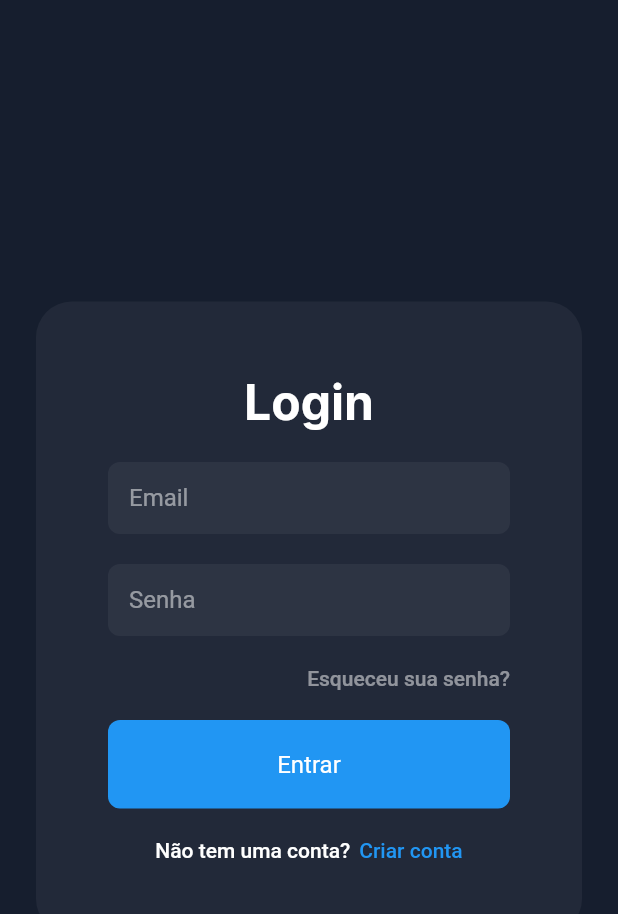
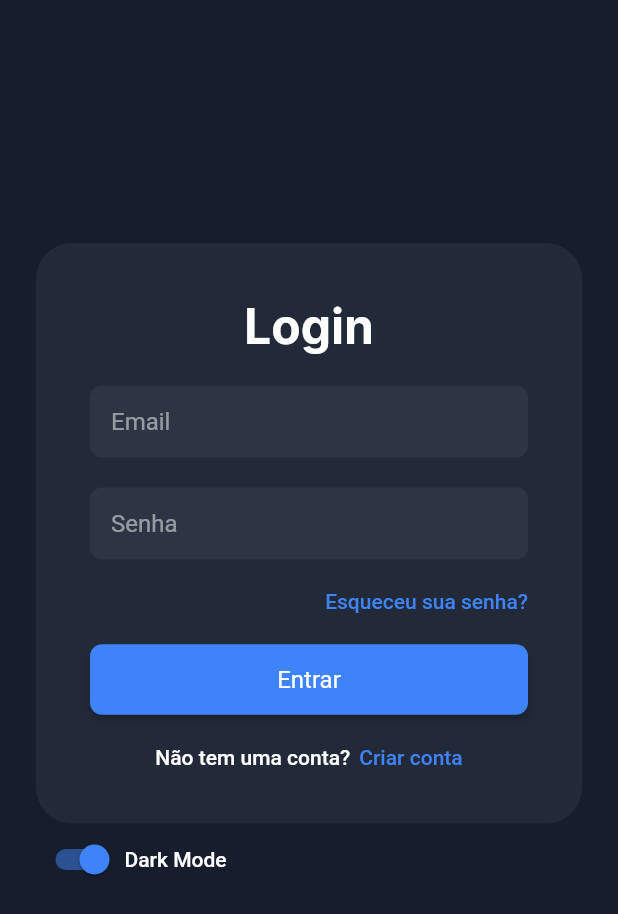
Before and after one commit to marcotas/lms, a Flutter app: the screen it shows after launch, after a tap on "Entrar", on a phone screen of 412 x 824 dp. Shown: the top 914 px of the screen. Run offline on Flutter 3.47's test engine with Material 2 defaults, Android fonts, the phone set to English and light mode, and no system bars; our stand-ins replace google_fonts.

Commit message:
Fix dark mode for login and switch refactor on register

```diff
--- a/lib/screens/login/login_screen.dart
+++ b/lib/screens/login/login_screen.dart
@@ -1,9 +1,12 @@
 import 'package:flutter/material.dart';
 import 'package:lms/contants.dart';
+import 'package:lms/screens/recover_password/recover_password_screen.dart';
 import 'package:lms/screens/register/register_screen.dart';
+import 'package:lms/widgets/app_card.dart';
 import 'package:lms/widgets/body_text.dart';
 import 'package:lms/widgets/app_title.dart';
 import 'package:lms/widgets/input_text.dart';
+import 'package:lms/widgets/theme_switch.dart';
 
 class LoginScreen extends StatelessWidget {
   static String routeName = '/login';
@@ -11,19 +14,15 @@ class LoginScreen extends StatelessWidget {
   @override
   Widget build(BuildContext context) {
     return Scaffold(
-      backgroundColor: AppColors.darkBg,
       body: SafeArea(
         child: Padding(
           padding: EdgeInsets.all(24),
           child: Center(
             child: ConstrainedBox(
               constraints: BoxConstraints(maxWidth: 500, maxHeight: 500),
-              child: Container(
-                padding: EdgeInsets.all(48),
-                decoration: BoxDecoration(
-                  color: Colors.white.withOpacity(0.05),
-                  borderRadius: BorderRadius.all(Radius.circular(24)),
-                ),
+              child: Column(
+                children: [
+                  AppCard(
                     child: Wrap(
                       runSpacing: 20,
                       children: [
@@ -38,30 +37,22 @@ class LoginScreen extends StatelessWidget {
                         InputText(placeholder: 'Senha'),
                         SizedBox(
                           width: double.infinity,
+                          child: GestureDetector(
+                            onTap: () {
+                              Navigator.pushNamed(
+                                  context, RecoverPasswordScreen.routeName);
+                            },
                             child: BodyText(
                               'Esqueceu sua senha?',
                               textAlign: TextAlign.end,
-                        color: Colors.white.withOpacity(0.5),
+                              color: Theme.of(context).primaryColor,
+                            ),
                           ),
                         ),
                         SizedBox(
                           width: double.infinity,
-                      child: TextButton(
+                          child: ElevatedButton(
                             onPressed: () {},
-                        style: TextButton.styleFrom(
-                          primary: Colors.white,
-                          padding: EdgeInsets.symmetric(
-                            horizontal: 30,
-                            vertical: 20,
-                          ),
-                          textStyle: TextStyle(
-                            fontSize: 16,
-                          ),
-                          backgroundColor: Colors.blue,
-                          shape: RoundedRectangleBorder(
-                            borderRadius: BorderRadius.circular(8),
-                          ),
-                        ),
                             child: Text('Entrar'),
                           ),
                         ),
@@ -77,13 +68,16 @@ class LoginScreen extends StatelessWidget {
                               },
                               child: BodyText(
                                 'Criar conta',
-                            color: Colors.blue,
+                                color: Theme.of(context).primaryColor,
                               ),
                             ),
                           ],
                         ),
                       ],
                     ),
+                  ),
+                  ThemeSwitch(),
+                ],
               ),
             ),
           ),
--- a/lib/screens/recover_password/recover_password_screen.dart
+++ b/lib/screens/recover_password/recover_password_screen.dart
@@ -25,11 +25,6 @@ class RecoverPasswordScreen extends StatelessWidget {
                 children: [
                   AppCard(
                     radius: 24,
-                    // padding: EdgeInsets.all(36),
-                    // decoration: BoxDecoration(
-                    //   color: Colors.white.withOpacity(0.05),
-                    //   borderRadius: BorderRadius.all(Radius.circular(24)),
-                    // ),
                     child: Wrap(
                       runSpacing: 20,
                       children: [
--- a/lib/screens/register/register_screen.dart
+++ b/lib/screens/register/register_screen.dart
@@ -5,6 +5,7 @@ import 'package:lms/screens/login/login_screen.dart';
 import 'package:lms/widgets/body_text.dart';
 import 'package:lms/widgets/app_title.dart';
 import 'package:lms/widgets/input_text.dart';
+import 'package:lms/widgets/theme_switch.dart';
 import 'package:provider/provider.dart';
 
 class RegisterScreen extends StatelessWidget {
@@ -101,24 +102,7 @@ class RegisterScreen extends StatelessWidget {
                         ],
                       ),
                     ),
-                    Consumer<AppTheme>(
-                      builder: (_, appTheme, __) {
-                        return Row(
-                          children: [
-                            Switch.adaptive(
-                              value: context.watch<AppTheme>().isDark,
-                              onChanged: (value) {
-                                appTheme.toggleDarkMode();
-                              },
-                              activeColor: Theme.of(context).primaryColor,
-                            ),
-                            BodyText(
-                              appTheme.isDark ? 'Dark Mode' : 'Light Mode',
-                            ),
-                          ],
-                        );
-                      },
-                    ),
+                    ThemeSwitch(),
                   ],
                 ),
               ),
```
Lines whose indentation alone changed are shown as unchanged.
